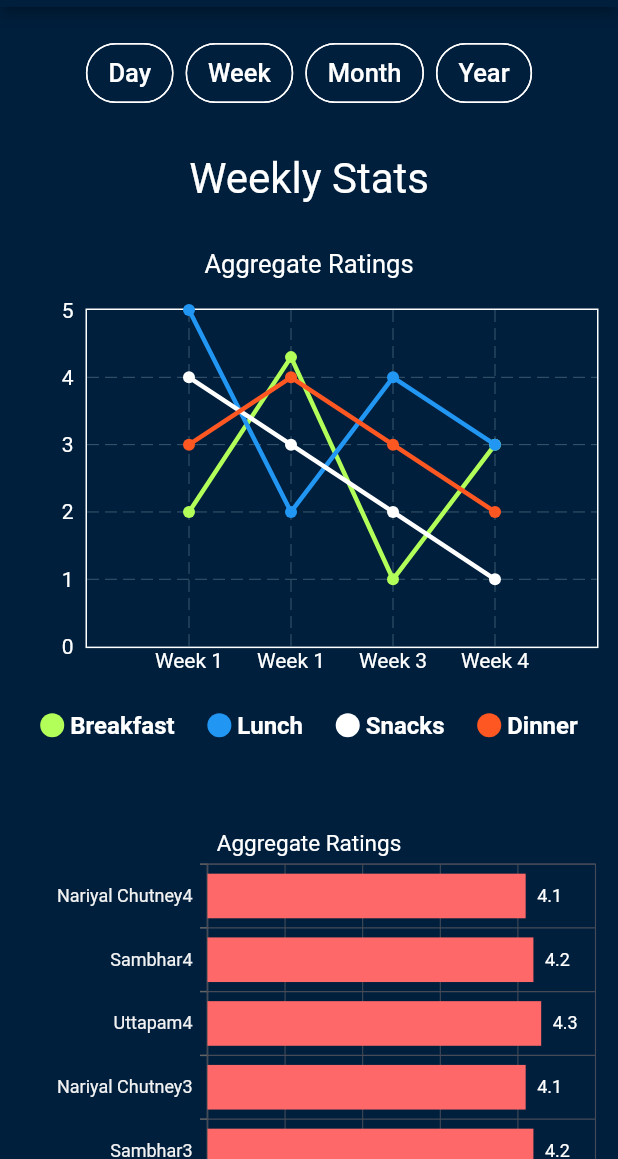
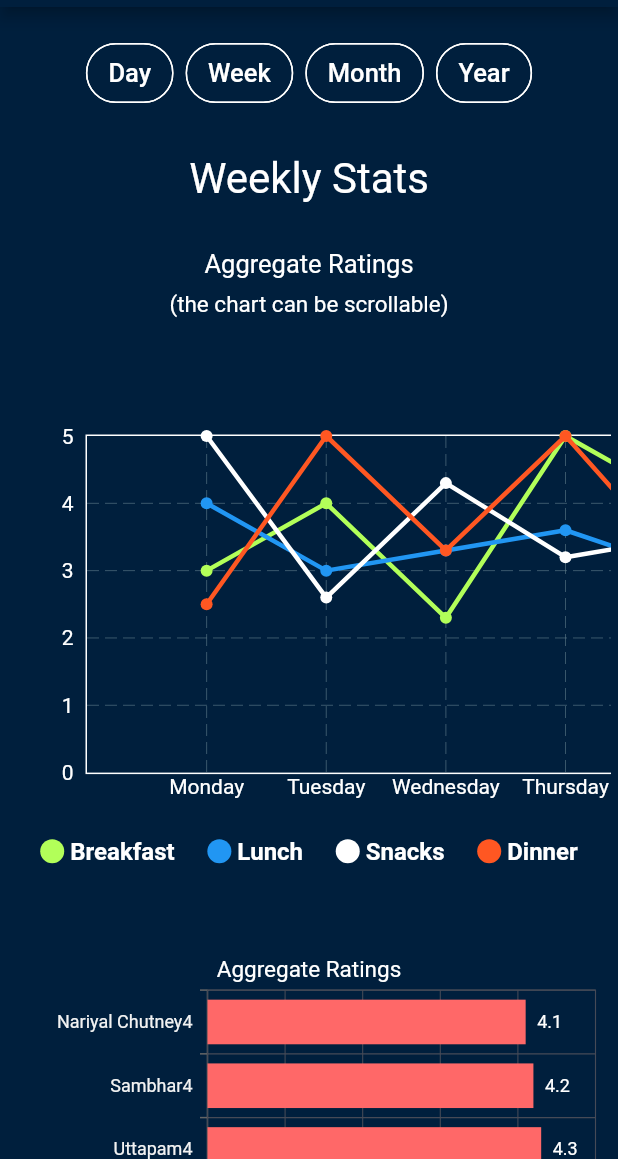
Before and after one commit to OpenLake/Not-a-Mess, a Flutter app: the Dashboard screen opened by its route, after a tap on "Week", on a phone screen of 412 x 824 dp, the part 77-1236 px from its top. Run offline on Flutter 3.47's test engine with Material 2 defaults, Android fonts, the phone set to English and light mode, and no system bars; drawn by our look-alikes of fl_chart; our stand-ins replace accordion, go_router, syncfusion_flutter_charts; missing offline and left inert: dart:ffi; Roboto replaces fonts that are missing (Georgia).

Commit message:
corrections made

```diff
--- a/lib/dashboard.dart
+++ b/lib/dashboard.dart
@@ -15,7 +15,10 @@ class Dashboard extends StatefulWidget {
 class _DashboardState extends State<Dashboard> {
   final Map<String, Widget> ScreenRenderer = {
     "Day": DayScreen(),
-    "Week": WeekMonthYearScreenGenerator(title: "Week", dataForHorizontalBar: [
+    "Week": WeekMonthYearScreenGenerator(
+      dataLineChart: [[3,4,2.3,5,4,3.4,2],[4,3,3.3,3.6,3,3.8,2.9],[5,2.6,4.3,3.2,3.5,3.7,4],[2.5,5,3.3,5,3,3.8,2.9]],
+        title: "Week",
+        dataForHorizontalBar: [
       FoodData("Uttapam", 4.3),
       FoodData("Sambhar", 4.2),
       FoodData("Nariyal Chutney", 4.1),
@@ -30,7 +33,9 @@ class _DashboardState extends State<Dashboard> {
       FoodData("Nariyal Chutney4", 4.1),
     ]),
     "Month":
-        WeekMonthYearScreenGenerator(title: "Month", dataForHorizontalBar: [
+        WeekMonthYearScreenGenerator(
+          dataLineChart: [[1,2,4,3], [4,3,1,2], [3,3,2,4], [3,5,2,1]],
+            title: "Month", dataForHorizontalBar: [
       FoodData("Uttapam", 3.3),
       FoodData("Sambhar", 3.2),
       FoodData("Nariyal Chutney", 3.1),
@@ -44,7 +49,9 @@ class _DashboardState extends State<Dashboard> {
       FoodData("Sambhar4", 3.2),
       FoodData("Nariyal Chutney4", 4.1),
     ]),
-    "Year": WeekMonthYearScreenGenerator(title: "Year", dataForHorizontalBar: [
+    "Year": WeekMonthYearScreenGenerator(
+      dataLineChart: [[1,1,1,1,1,1,1,1,1,1,1,1], [2,2,2,2,2,2,2,2,2,2,2,2], [3,3,3,3,3,3,3,3,3,3,3.3], [4,4,4,4,4,4,4,4,4,4,4,4]],
+        title: "Year", dataForHorizontalBar: [
       FoodData("Uttapam", 3.3),
       FoodData("Sambhar", 4.2),
       FoodData("Nariyal Chutney", 3.1),
--- a/lib/widgets/dashboard_widgets/day/day_screen_widget.dart
+++ b/lib/widgets/dashboard_widgets/day/day_screen_widget.dart
@@ -5,7 +5,6 @@ import 'package:flutter/material.dart';
 import '../../../constants/colors.dart';
 import '../../star_rating.dart';
 import '../bar_data.dart';
-import '../indicator.dart';
 import '../main_bar_chart.dart';
 import '../pie_chart_creation/pie_chart.dart';
 
--- a/lib/widgets/dashboard_widgets/line_chart_creation/line_chart_generator.dart
+++ b/lib/widgets/dashboard_widgets/line_chart_creation/line_chart_generator.dart
@@ -10,20 +10,32 @@ import '../indicator.dart';
 // LineChartBarDataHandler created just below this widget
 
 class LineChartGenerator extends StatelessWidget {
-  // const LineChartGenerator({Key? key}) : super(key: key);
+  final String weekMonthOrYear; // need input as "week", "month" or "year"
+  final List<List<double>> data; // list of dimensions 4 x n where n = 7 for week, 4 for month and 12 for year.
+  const LineChartGenerator({super.key, required this.weekMonthOrYear, required this.data});
+  static Map<String, double> valForMaxX = {
+    "week":7,
+    "month":4,
+    "year":12
+  };
 
   @override
   Widget build(BuildContext context) {
     return Column(
       children: [
-        Container(
+        SingleChildScrollView(
+          scrollDirection: Axis.horizontal,
+          child: Padding(
+            padding: EdgeInsets.only(top: 50),
+            child: Container(
+              constraints: BoxConstraints(maxWidth: valForMaxX[weekMonthOrYear]!.toDouble()*100),
               height: 0.7*MediaQuery.of(context).size.width,
               child: Padding(
                 padding: const EdgeInsets.symmetric(vertical: 20, horizontal: 8),
                 child: LineChart(
                   LineChartData(
-                titlesData: LineTitles.getTitleData(),
-                maxX: 5,
+                    titlesData: LineTitles.getTitleData(weekMonthOrYear),
+                    maxX: valForMaxX[weekMonthOrYear]! + 1,
                     maxY: 5,
                     minX: 0,
                     minY: 0,
@@ -32,11 +44,13 @@ class LineChartGenerator extends StatelessWidget {
                     borderData: FlBorderData(
                         show: true, border: Border.all(color: Colors.white, width: 1)),
                     lineBarsData: [
-                  LineChartBarDataHandler(Colors.lightGreenAccent, [2, 4.3, 1, 3]),
-                  LineChartBarDataHandler(Colors.blue, [5, 2, 4, 3]),
-                  LineChartBarDataHandler(Colors.white, [4, 3, 2, 1]),
-                  LineChartBarDataHandler(Colors.deepOrange, [3, 4, 3, 2])
+                      LineChartBarDataHandler(Colors.lightGreenAccent, data[0]),
+                      LineChartBarDataHandler(Colors.blue, data[1]),
+                      LineChartBarDataHandler(Colors.white, data[2]),
+                      LineChartBarDataHandler(Colors.deepOrange, data[3])
                     ],
+                  ),
+                ),
               ),
             ),
           ),
@@ -44,7 +58,7 @@ class LineChartGenerator extends StatelessWidget {
 
         Row(
           mainAxisAlignment: MainAxisAlignment.spaceEvenly,
-          children: [
+          children: const [
             Indicator(color: Colors.lightGreenAccent, text: "Breakfast", isSquare: false),
             Indicator(color: Colors.blue, text: "Lunch", isSquare: false),
             Indicator(color: Colors.white, text: "Snacks", isSquare: false),
@@ -59,7 +73,7 @@ class LineChartGenerator extends StatelessWidget {
 // Created a method to handle the LineChartBarData easily
 LineChartBarDataHandler(Color color, List<double> data) {
   List<FlSpot> spots = [];
-  for (int i = 1; i <= 4; i++) {
+  for (int i = 1; i <= data.length; i++) {
     spots.add(FlSpot(i.roundToDouble(), data[i - 1]));
   }
   return LineChartBarData(
@@ -74,16 +88,17 @@ LineChartBarDataHandler(Color color, List<double> data) {
 
 // Class to handle the titles on the axes
 class LineTitles {
-  static getTitleData() => FlTitlesData(
+  static getTitleData(String timePeriod) => FlTitlesData(
         show: true,
         bottomTitles: AxisTitles(
           sideTitles: SideTitles(
             showTitles: true,
             getTitlesWidget: (value, _) {
+              if(timePeriod == "month"){
                 if (value == 1.0) {
                 return Text("Week 1");
               } else if (value == 2.0) {
-                return Text("Week 1");
+                return Text("Week 2");
               } else if (value == 3.0) {
                 return Text("Week 3");
               } else if (value == 4.0) {
@@ -91,7 +106,56 @@ class LineTitles {
               } else {
                 return Text("");
               }
-            },
+            }
+              else if(timePeriod == "week"){
+                  if (value == 1.0) {
+                    return Text("Monday");
+                  } else if (value == 2.0) {
+                    return Text("Tuesday");
+                  } else if (value == 3.0) {
+                    return Text("Wednesday");
+                  } else if (value == 4.0) {
+                    return Text("Thursday");
+                  } else if (value == 5.0) {
+                    return Text("Friday");
+                  } else if (value == 6.0) {
+                    return Text("Saturday");
+                  } else if (value == 7.0) {
+                    return Text("Sunday");
+                  } else {
+                    return Text("");
+                  }
+                }
+              else{
+                if (value == 1.0) {
+                  return Text("January");
+                } else if (value == 2.0) {
+                  return Text("February");
+                } else if (value == 3.0) {
+                  return Text("March");
+                } else if (value == 4.0) {
+                  return Text("April");
+                } else if (value == 5.0) {
+                  return Text("May");
+                } else if (value == 6.0) {
+                  return Text("June");
+                } else if (value == 7.0) {
+                  return Text("July");
+                } else if (value == 8.0) {
+                  return Text("August");
+                } else if (value == 9.0) {
+                  return Text("September");
+                } else if (value == 10.0) {
+                  return Text("October");
+                } else if (value == 11.0) {
+                  return Text("November");
+                } else if (value == 12.0) {
+                  return Text("December");
+                }else {
+                  return Text("");
+                }
+              }
+            }
           ),
         ),
         topTitles: AxisTitles(sideTitles: SideTitles(showTitles: false)),
--- a/lib/widgets/dashboard_widgets/week_month_year_screens/week_month_year_screen_widget.dart
+++ b/lib/widgets/dashboard_widgets/week_month_year_screens/week_month_year_screen_widget.dart
@@ -4,10 +4,11 @@ import '../horizontal_bar_chart_creation/horizontal_bar_chart_creation.dart';
 import '../line_chart_creation/line_chart_generator.dart';
 
 class WeekMonthYearScreenGenerator extends StatelessWidget {
+  final List<List<double>> dataLineChart;
   final List<FoodData> dataForHorizontalBar;
   final String title; // Either "week", "month" or "year"
   final double? heightOfHorizontalBar;
-  const WeekMonthYearScreenGenerator({super.key, required this.title,required this.dataForHorizontalBar, this.heightOfHorizontalBar});
+  const WeekMonthYearScreenGenerator({required this.title, required this.dataLineChart ,required this.dataForHorizontalBar, this.heightOfHorizontalBar});
 
   @override
   Widget build(BuildContext context) {
@@ -17,7 +18,11 @@ class WeekMonthYearScreenGenerator extends StatelessWidget {
         Text("${title}ly Stats", style: TextStyle(color: Colors.white, fontSize: 28),),
         SizedBox(height: 30,),
         Text("Aggregate Ratings", style: TextStyle(color: Colors.white, fontSize: 17),),
-        LineChartGenerator(),
+        Padding(
+          padding: const EdgeInsets.all(8.0),
+          child: Text("(the chart can be scrollable)", style: TextStyle(color: Colors.white, fontSize: 15),),
+        ),
+        LineChartGenerator(weekMonthOrYear: title.toLowerCase(), data: dataLineChart,),
         const SizedBox(height: 50,),
         HorizontalBarChart(
             heightOfChart: heightOfHorizontalBar,
```
Also changed, not shown: lib/widgets/dashboard_widgets/vertical_bar_chart.txt (deleted, +0 -74 lines). Lines whose indentation alone changed are shown as unchanged.
